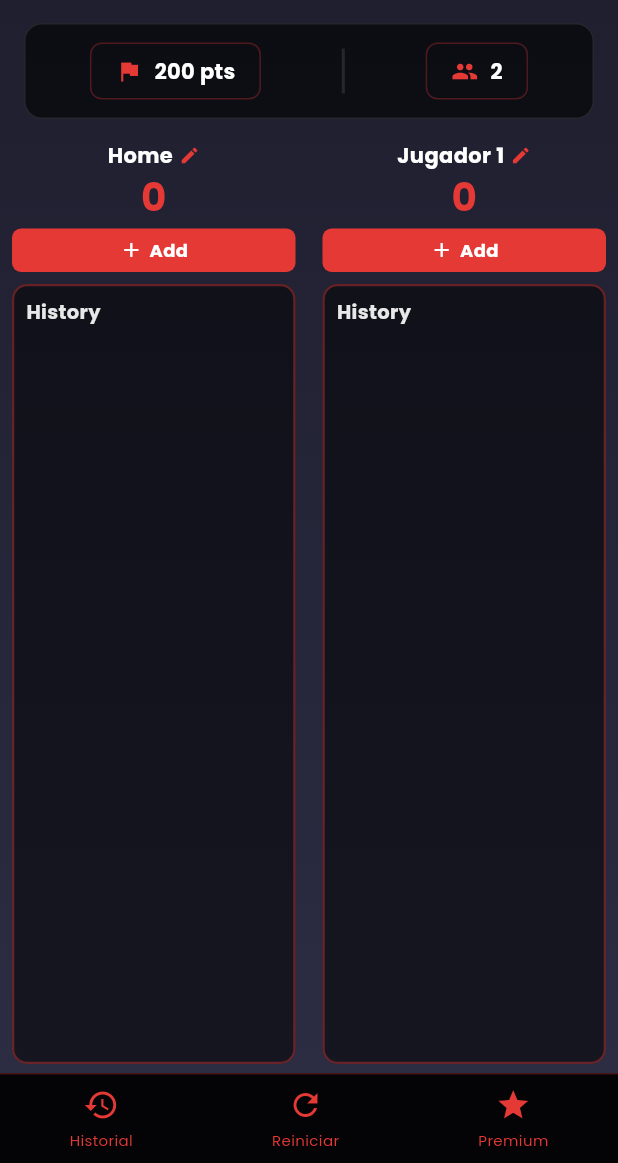
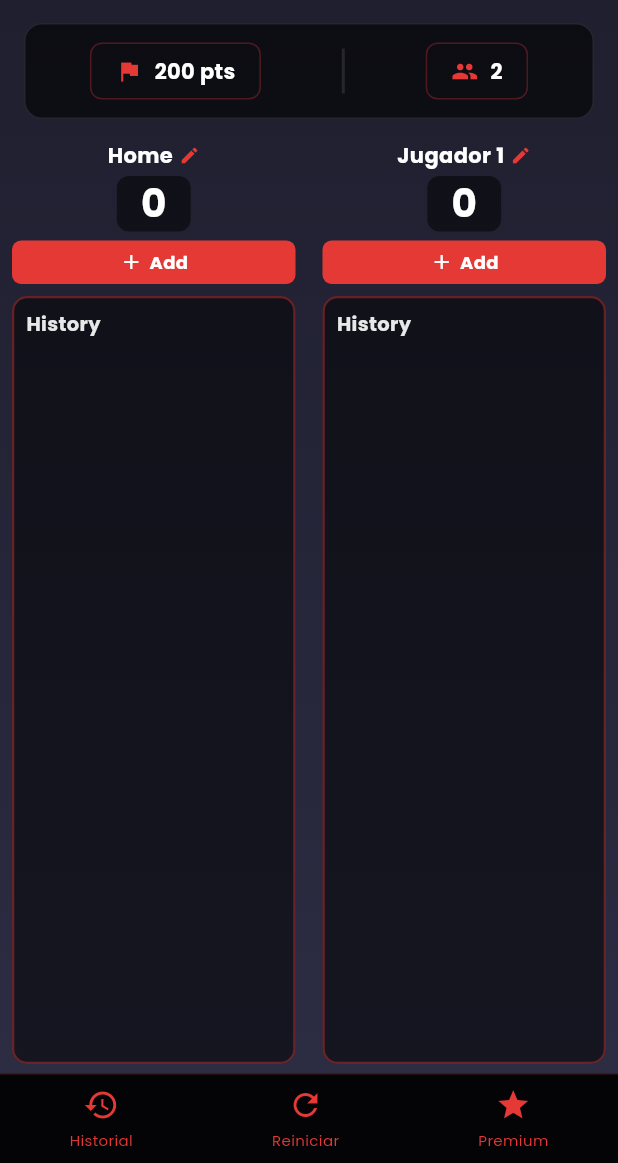
Before and after one commit to derick061020/domino, a Flutter app: the screen it shows after launch, on a phone screen of 412 x 824 dp, the part 73-1236 px from its top. Run offline on Flutter 3.47's test engine with Material 3 defaults, Android fonts, the phone set to English and light mode, and no system bars; our stand-ins replace shared_preferences.

Commit message:
1era subida

```diff
--- a/lib/screens/game_screen.dart
+++ b/lib/screens/game_screen.dart
@@ -879,6 +879,13 @@ class _GameScreenState extends State<GameScreen> {
                 ? _currentGame.player3Rounds
                 : _currentGame.player4Rounds;
 
+    final scrollController = ScrollController();
+    WidgetsBinding.instance.addPostFrameCallback((_) {
+      if (scrollController.hasClients && scrollController.position.maxScrollExtent > 0) {
+        scrollController.jumpTo(scrollController.position.maxScrollExtent);
+      }
+    });
+
     return Container(
       padding: const EdgeInsets.symmetric(horizontal: 8, vertical: 6),
       child: Column(
@@ -912,15 +919,22 @@ class _GameScreenState extends State<GameScreen> {
             ],
           ),
           const SizedBox(height: 4),
-          // Puntuación
-          Text(
+          // Puntuación con fondo negro translúcido
+          Container(
+            padding: const EdgeInsets.symmetric(horizontal: 16, vertical: 4),
+            decoration: BoxDecoration(
+              color: Colors.black.withOpacity(0.5),
+              borderRadius: BorderRadius.circular(8),
+            ),
+            child: Text(
               '$score',
               style: const TextStyle(
-              color: Color(0xFFE53935),
+                color: Colors.white,
                 fontSize: 26,
                 fontWeight: FontWeight.bold,
                 fontFamily: 'Poppins',
                 height: 1.1,
+              ),
             ),
           ),
           const SizedBox(height: 6),
@@ -986,6 +1000,7 @@ class _GameScreenState extends State<GameScreen> {
                   const SizedBox(height: 6),
                   Expanded(
                     child: ListView.builder(
+                      controller: scrollController,
                       itemCount: rounds.length,
                       itemBuilder: (context, index) {
                         final points = rounds[index];
@@ -993,9 +1008,7 @@ class _GameScreenState extends State<GameScreen> {
                           margin: const EdgeInsets.only(bottom: 4),
                           padding: const EdgeInsets.symmetric(vertical: 6, horizontal: 10),
                           decoration: BoxDecoration(
-                            color: points > 0
-                                ? const Color(0xFFE53935).withOpacity(0.25)
-                                : Colors.white.withOpacity(0.05),
+                            color: Colors.black.withOpacity(0.4),
                             borderRadius: BorderRadius.circular(6),
                           ),
                           child: Row(
@@ -1016,7 +1029,7 @@ class _GameScreenState extends State<GameScreen> {
                                   points > 0 ? '+$points' : '-',
                                   style: TextStyle(
                                     color: points > 0
-                                        ? const Color(0xFFE53935)
+                                        ? Colors.white
                                         : Colors.white.withOpacity(0.4),
                                     fontSize: 26,
                                     fontWeight: FontWeight.bold,
```
Lines whose indentation alone changed are shown as unchanged.
